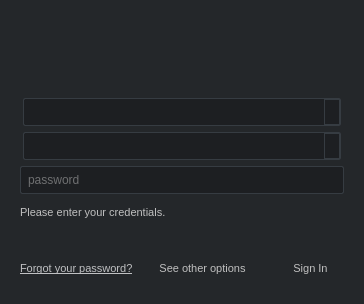
Old version of the form python/tank/authentication/resources/login_dialog.ui in the repository shotgunsoftware/tk-core.
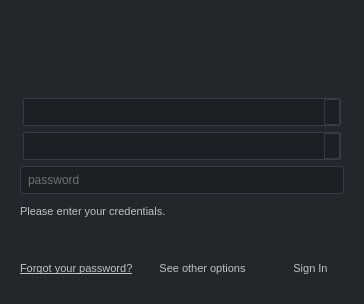
New version of the form. Icons and pictures are not drawn. Custom widgets are drawn as their Qt base class.

Commit message: Fixup miss-alignement between Python code and QTDesigner UI file

Patch:
```diff
--- a/python/tank/authentication/resources/login_dialog.ui
+++ b/python/tank/authentication/resources/login_dialog.ui
@@ -262,6 +262,9 @@
             <property name="text">
              <string>Please enter your credentials.</string>
             </property>
+            <property name="textFormat">
+             <enum>Qt::RichText</enum>
+            </property>
             <property name="alignment">
              <set>Qt::AlignLeading|Qt::AlignLeft|Qt::AlignVCenter</set>
             </property>
```
Left out of the diff: 5 changed lines with no effect on the pictures. The commit also changes 1 other file.
